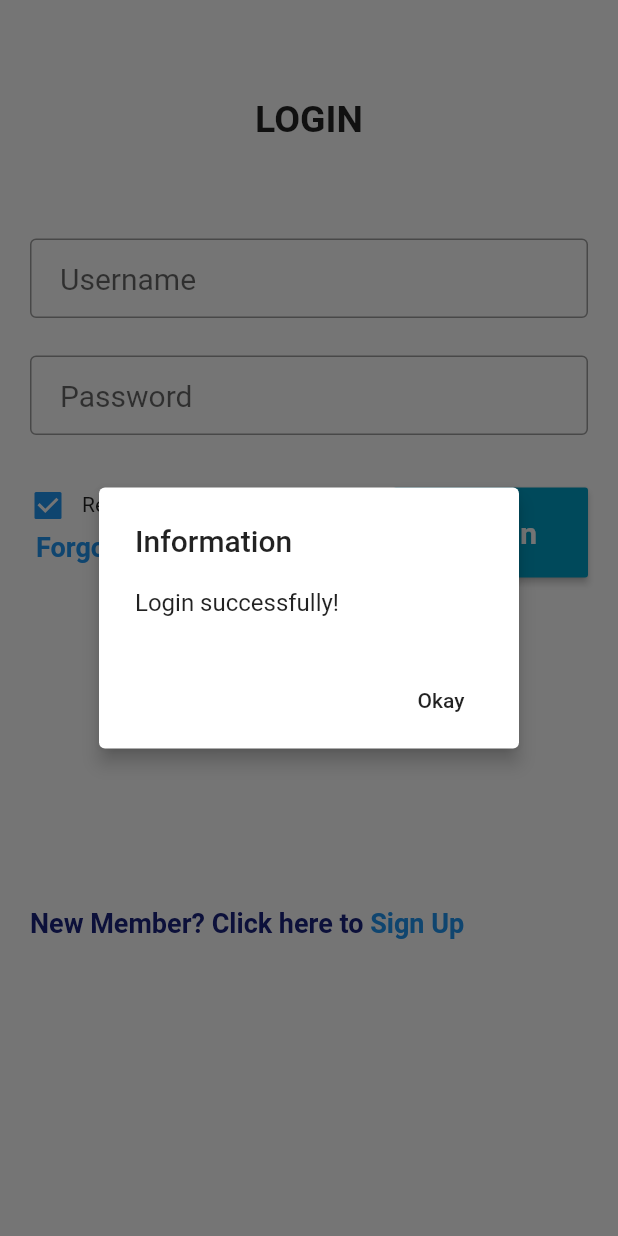
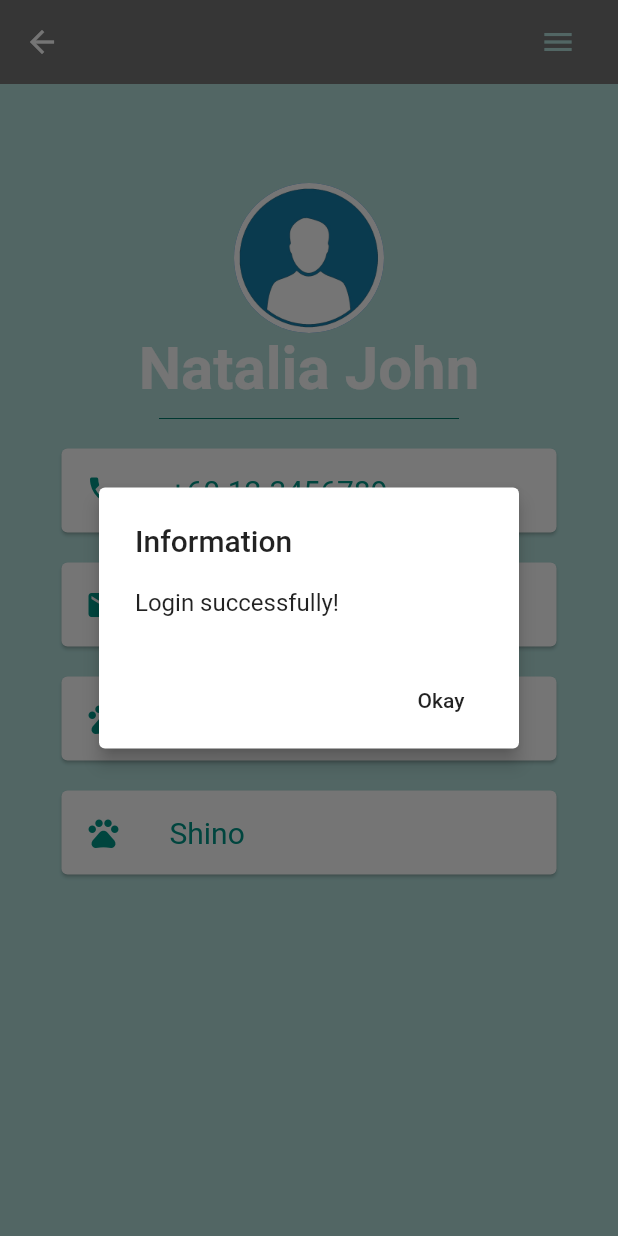
Before and after one commit to carsonleeeee/mypetcare_frontend, a Flutter app: the screen it shows after launch, after a tap on "Sign In", on a phone screen of 412 x 824 dp. Run offline on Flutter 3.47's test engine with Material 2 defaults, Android fonts, the phone set to English and light mode, and no system bars; our stand-ins replace flutter_local_notifications; missing offline and left inert: animated_splash; Roboto replaces fonts that are missing (Montserrat, Source Sans Pro).

Commit message:
Add user profile page and insert navigator from login page to user profile page

```diff
--- /dev/null
+++ b/lib/local_notications_helper.dart
@@ -0,0 +1,55 @@
+import 'package:flutter_local_notifications/flutter_local_notifications.dart';
+import 'package:meta/meta.dart';
+
+NotificationDetails get _noSound {
+  final androidChannelSpecifics = AndroidNotificationDetails(
+    'silent channel id',
+    'silent channel name',
+    'silent channel description',
+    playSound: false,
+  );
+  final iOSChannelSpecifics = IOSNotificationDetails(presentSound: false);
+
+  return NotificationDetails(androidChannelSpecifics, iOSChannelSpecifics);
+}
+
+Future showSilentNotification(
+    FlutterLocalNotificationsPlugin notifications, {
+      @required String title,
+      @required String body,
+      int id = 0,
+    }) =>
+    _showNotification(notifications,
+        title: title, body: body, id: id, type: _noSound);
+
+NotificationDetails get _ongoing {
+  final androidChannelSpecifics = AndroidNotificationDetails(
+    'your channel id',
+    'your channel name',
+    'your channel description',
+    importance: Importance.Max,
+    priority: Priority.High,
+    ongoing: true,
+    autoCancel: false,
+  );
+  final iOSChannelSpecifics = IOSNotificationDetails();
+  return NotificationDetails(androidChannelSpecifics, iOSChannelSpecifics);
+}
+
+Future showOngoingNotification(
+  FlutterLocalNotificationsPlugin notifications, {
+  @required String title,
+  @required String body,
+  int id = 0,
+}) =>
+    _showNotification(notifications,
+        title: title, body: body, id: id, type: _ongoing);
+
+Future _showNotification(
+  FlutterLocalNotificationsPlugin notifications, {
+  @required String title,
+  @required String body,
+  @required NotificationDetails type,
+  int id = 0,
+}) =>
+    notifications.show(id, title, body, type);
--- a/lib/main.dart
+++ b/lib/main.dart
@@ -1,5 +1,6 @@
 import 'package:flutter/material.dart';
 import 'dart:async';
+import 'userprofile.dart';
 
 import 'package:flutter/cupertino.dart';
 import 'package:flutter_local_notifications/flutter_local_notifications.dart';
@@ -189,6 +190,10 @@ class _MyHomePageState extends State<MyHomePage> {
           alertDialog(context,'Information','Login successfully!');
           showOngoingNotification(notifications,
                   title: 'PetCare', body: 'Login Successfully!');
+          Navigator.push(
+          context,
+          MaterialPageRoute(builder: (context) => UserProfile())
+          );
         },
     );
 
--- /dev/null
+++ b/lib/userprofile.dart
@@ -0,0 +1,99 @@
+import 'package:flutter/material.dart';
+import 'package:mypetcare_userprofile/widgets/info_card.dart';
+
+const phone = '+60 12-3456789';
+const email = 'sampleuser@gmail.com';
+const pet = 'Cat';
+const petname = 'Shino';
+
+void main() => runApp(MyApp());
+
+class MyApp extends StatelessWidget {
+  // This widget is the root of your application.
+  @override
+  Widget build(BuildContext context) {
+    return MaterialApp(
+      title: 'User Profile',
+      home: UserProfile(),
+    );
+  }
+}
+
+
+class UserProfile extends StatelessWidget {
+  @override
+  Widget build(BuildContext context) {
+    return Scaffold(
+      appBar: AppBar(
+        backgroundColor: Colors.grey[600],
+        elevation: 0,
+        title: Container(
+          alignment: Alignment.centerRight,
+          child: IconButton(
+              icon: Icon(Icons.menu, color: Colors.teal[100]),
+               onPressed: (){
+                },
+            ),
+        ),
+      ),
+      backgroundColor: Colors.teal[100],
+      body: Container(
+        child: Column(
+          children: <Widget>[
+          SizedBox(
+            height: 50.0
+          ),
+          SingleChildScrollView(
+            padding: const EdgeInsets.all(16.0),
+            child: Column(
+          mainAxisAlignment: MainAxisAlignment.center,
+          children: <Widget>[
+            CircleAvatar(
+              radius: 50 ,
+             backgroundImage: AssetImage("assets/images/profile.jpg"),
+            ),
+            Text(
+              'Natalia John',
+              style: TextStyle(
+                fontSize: 40.0,
+                color: Colors.white,
+                fontWeight: FontWeight.bold,
+              ),
+            ),
+            SizedBox(
+            height: 20,
+            width: 200,
+            child: Divider(color: Colors.teal.shade700,),
+            ),
+            InfoCard(
+              text: phone,
+              icon: Icons.phone,
+              onPressed: () {print('phone');},
+            ),
+             InfoCard(
+              text: email,
+              icon: Icons.email,
+              onPressed: () {print('email');},
+            ),
+             InfoCard(
+              text: pet,
+              icon: Icons.pets,
+              onPressed: () {print('pet');},
+             ),
+             InfoCard(
+              text: petname,
+              icon: Icons.pets,
+              onPressed: () {print('pet name');},
+            ),
+
+          ],
+
+          ),
+          ),
+        ]
+        ),
+        ),
+
+      );
+  }
+}
--- /dev/null
+++ b/lib/widgets/info_card.dart
@@ -0,0 +1,35 @@
+import 'package:flutter/material.dart';
+
+class InfoCard extends StatelessWidget{
+  final String text;
+  final IconData icon;
+  final Function onPressed;
+
+  InfoCard({@required this.text, @required this.icon, this.onPressed});
+
+  @override
+
+   Widget build(BuildContext context) {
+     return  GestureDetector(
+            onTap: onPressed,
+            child: Card(
+              color: Colors.white,
+              margin: EdgeInsets.symmetric(vertical: 10.0, horizontal:25.0),
+              child: ListTile(
+                leading: Icon(
+                  icon,
+                  color: Colors.teal,
+                ),
+                title: Text(
+                  text,
+                  style: TextStyle(
+                    fontSize: 20.0,
+                    fontFamily: 'Source Sans Pro',
+                    color: Colors.teal
+                    ),
+                )
+              )
+            ),
+           );
+   }
+}
```
Also changed, not shown: lib/page/second_page.dart (added, +35 -0 lines), 1 other file.
